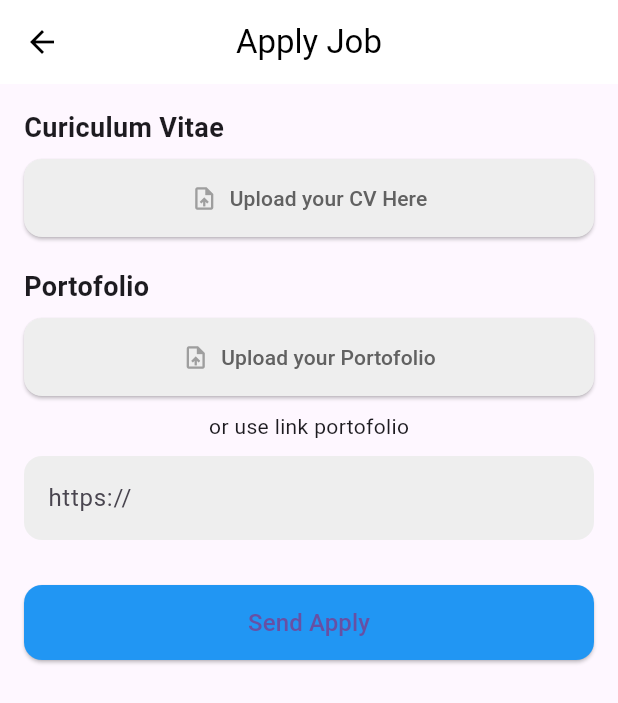
After one commit to RayenMettali/ProxiJob, a Flutter app: the ApplyJobScreen screen opened directly, after a tap on "Upload your CV Here", on a phone screen of 412 x 824 dp. The commit adds this screen. Shown: the top 703 px of the screen. Run offline on Flutter 3.47's test engine with Material 3 defaults, Android fonts, the phone set to English and light mode, and no system bars; our stand-ins replace cloud_firestore, file_picker, firebase_auth, firebase_core, firebase_database, firebase_storage and 4 more; accounts and stored records are empty; project files that could hold a hidden picture were left out.

Commit message:
apply job

```diff
--- a/lib/main.dart
+++ b/lib/main.dart
@@ -5,10 +5,7 @@
 
 void main() async {
   WidgetsFlutterBinding.ensureInitialized();
-  await Firebase.initializeApp(
-    options: DefaultFirebaseOptions.currentPlatform,
-  );
-
+  await Firebase.initializeApp();
   runApp(const MyApp());
 }
 
--- /dev/null
+++ b/lib/screens/job_applying_screen.dart
@@ -0,0 +1,186 @@
+import 'package:flutter/material.dart';
+import 'package:firebase_storage/firebase_storage.dart';
+import 'package:file_picker/file_picker.dart';
+
+class ApplyJobScreen extends StatefulWidget {
+  @override
+  _ApplyJobScreenState createState() => _ApplyJobScreenState();
+}
+
+class _ApplyJobScreenState extends State<ApplyJobScreen> {
+  String? cvFileName;
+  String? cvFileSize;
+  bool isUploadingCV = false;
+
+  String? portfolioFileName;
+  String? portfolioFileSize;
+  bool isUploadingPortfolio = false;
+
+  Future<void> uploadFile({required bool isCV}) async {
+    try {
+      FilePickerResult? result = await FilePicker.platform.pickFiles();
+      if (result != null) {
+        PlatformFile file = result.files.first;
+
+        setState(() {
+          if (isCV) {
+            isUploadingCV = true;
+          } else {
+            isUploadingPortfolio = true;
+          }
+        });
+
+        final storageRef = FirebaseStorage.instance.ref().child('uploads/${file.name}');
+        await storageRef.putData(file.bytes!);
+
+        final fileSize = (file.size / 1024).toStringAsFixed(2); // Size in KB
+
+        setState(() {
+          if (isCV) {
+            cvFileName = file.name;
+            cvFileSize = '${fileSize}KB';
+            isUploadingCV = false;
+          } else {
+            portfolioFileName = file.name;
+            portfolioFileSize = '${fileSize}KB';
+            isUploadingPortfolio = false;
+          }
+        });
+
+        ScaffoldMessenger.of(context).showSnackBar(
+          SnackBar(content: Text('File uploaded successfully!')),
+        );
+      }
+    } catch (e) {
+      setState(() {
+        if (isCV) {
+          isUploadingCV = false;
+        } else {
+          isUploadingPortfolio = false;
+        }
+      });
+      ScaffoldMessenger.of(context).showSnackBar(
+        SnackBar(content: Text('Failed to upload file: $e')),
+      );
+    }
+  }
+
+  @override
+  Widget build(BuildContext context) {
+    return Scaffold(
+      appBar: AppBar(
+        leading: BackButton(),
+        centerTitle: true,
+        title: Text('Apply Job', style: TextStyle(color: Colors.black)),
+        backgroundColor: Colors.white,
+        elevation: 0,
+        iconTheme: IconThemeData(color: Colors.black),
+      ),
+      body: Padding(
+        padding: const EdgeInsets.all(16.0),
+        child: ListView(
+          children: [
+            // CV Upload Section
+            Text('Curiculum Vitae', style: TextStyle(fontSize: 18, fontWeight: FontWeight.bold)),
+            SizedBox(height: 8),
+            ElevatedButton.icon(
+              style: ElevatedButton.styleFrom(
+                backgroundColor: Colors.grey[200],
+                padding: const EdgeInsets.symmetric(vertical: 16.0),
+                shape: RoundedRectangleBorder(
+                  borderRadius: BorderRadius.circular(12),
+                ),
+              ),
+              onPressed: () => uploadFile(isCV: true),
+              icon: Icon(Icons.upload_file, color: Colors.grey),
+              label: Text(
+                cvFileName ?? 'Upload your CV Here',
+                style: TextStyle(color: Colors.grey[700]),
+              ),
+            ),
+            if (isUploadingCV)
+              Center(child: CircularProgressIndicator()),
+            if (cvFileName != null && cvFileSize != null)
+              UploadedFile(name: cvFileName!, size: cvFileSize!),
+
+            SizedBox(height: 20),
+
+            // Portfolio Upload Section
+            Text('Portofolio', style: TextStyle(fontSize: 18, fontWeight: FontWeight.bold)),
+            SizedBox(height: 8),
+            ElevatedButton.icon(
+              style: ElevatedButton.styleFrom(
+                backgroundColor: Colors.grey[200],
+                padding: const EdgeInsets.symmetric(vertical: 16.0),
+                shape: RoundedRectangleBorder(
+                  borderRadius: BorderRadius.circular(12),
+                ),
+              ),
+              onPressed: () => uploadFile(isCV: false),
+              icon: Icon(Icons.upload_file, color: Colors.grey),
+              label: Text(
+                portfolioFileName ?? 'Upload your Portofolio',
+                style: TextStyle(color: Colors.grey[700]),
+              ),
+            ),
+            if (isUploadingPortfolio)
+              Center(child: CircularProgressIndicator()),
+            if (portfolioFileName != null && portfolioFileSize != null)
+              UploadedFile(name: portfolioFileName!, size: portfolioFileSize!),
+
+            SizedBox(height: 10),
+            Center(child: Text('or use link portofolio')),
+
+            SizedBox(height: 10),
+            TextField(
+              decoration: InputDecoration(
+                hintText: 'https://',
+                filled: true,
+                fillColor: Colors.grey[200],
+                border: OutlineInputBorder(
+                  borderRadius: BorderRadius.circular(12),
+                  borderSide: BorderSide.none,
+                ),
+              ),
+            ),
+
+            SizedBox(height: 30),
+
+            // Send Apply Button
+            SizedBox(
+              width: double.infinity,
+              height: 50,
+              child: ElevatedButton(
+                style: ElevatedButton.styleFrom(
+                  backgroundColor: Colors.blue,
+                  shape: RoundedRectangleBorder(borderRadius: BorderRadius.circular(12)),
+                ),
+                onPressed: () {
+                  // Send Apply logic here
+                },
+                child: Text('Send Apply', style: TextStyle(fontSize: 16)),
+              ),
+            ),
+          ],
+        ),
+      ),
+    );
+  }
+}
+
+// Uploaded File Widget
+class UploadedFile extends StatelessWidget {
+  final String name;
+  final String size;
+  UploadedFile({required this.name, required this.size});
+
+  @override
+  Widget build(BuildContext context) {
+    return ListTile(
+      leading: Icon(Icons.insert_drive_file, color: Colors.grey),
+      title: Text(name),
+      subtitle: Text(size),
+      trailing: Icon(Icons.delete, color: Colors.red),
+    );
+  }
+}
--- a/pubspec.yaml
+++ b/pubspec.yaml
@@ -50,6 +50,7 @@ dependencies:
   firebase_database: ^11.3.5
   permission_handler: ^12.0.0+1
   intl: ^0.18.1
+  file_picker: ^5.2.7
 
 dev_dependencies:
   flutter_test:
```
Also changed, not shown: lib/screens/home_screen.dart (+9 -9 lines), pubspec.lock, 2 other files.
